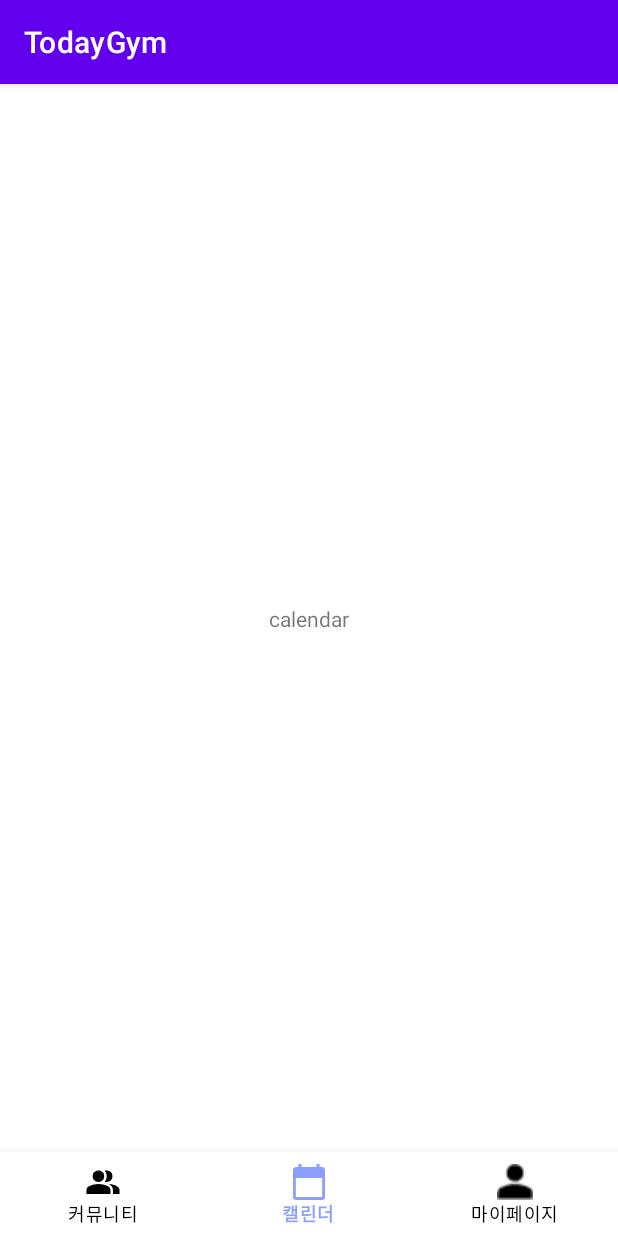
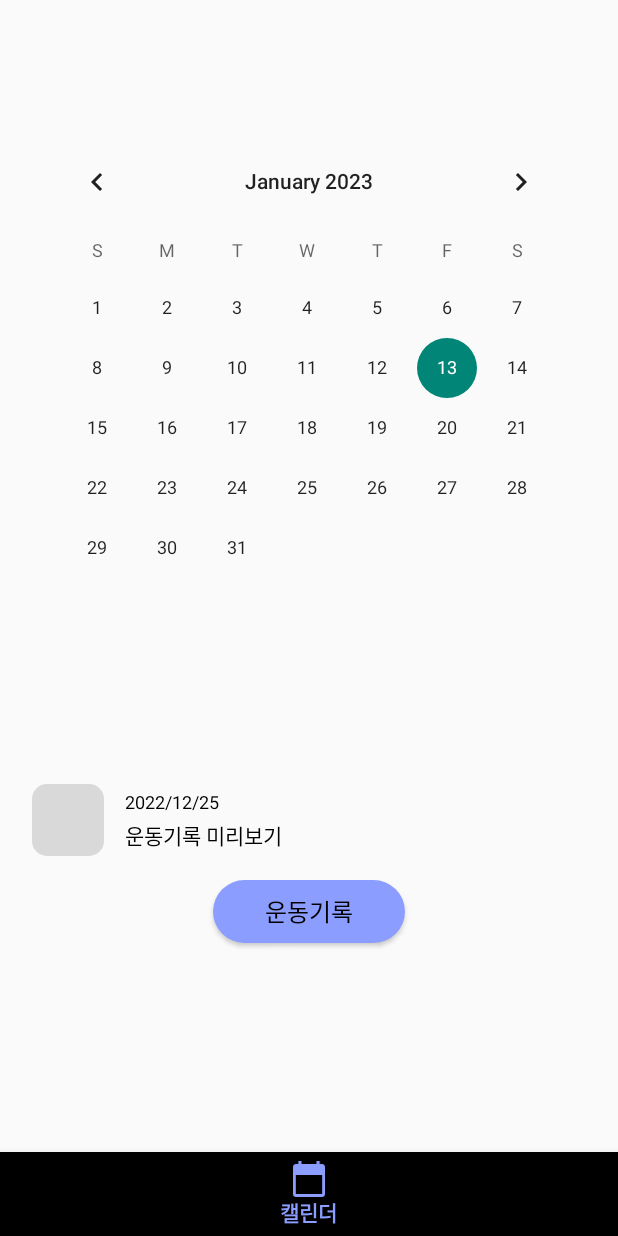
Before and after one commit to Today-s-Gym/front-end, an Android app: the CalendarFragment screen opened through its navigation route, on a phone screen of 412 x 824 dp. Run offline under Robolectric (Android 15) with nearby library versions, the phone set to English and light mode, and no system bars; our stand-ins replace navigation-ui.

Commit message:
feat - CalendarFragment layout 구성

```diff
--- /dev/null
+++ b/app/src/main/res/drawable/btn_style1.xml
@@ -0,0 +1,29 @@
+<?xml version="1.0" encoding="utf-8"?>
+<selector xmlns:android="http://schemas.android.com/apk/res/android">
+    <!-- 평상시 -->
+    <item android:state_pressed="false">
+        <shape>
+            <!--배경-->
+            <solid android:color="#8B9EFF" />
+            <!--테두리-->
+            <corners
+                android:bottomLeftRadius="30dp"
+                android:bottomRightRadius="30dp"
+                android:topLeftRadius="30dp"
+                android:topRightRadius="30dp" />
+        </shape>
+    </item>
+    <!--클릭했을 때-->
+    <item android:state_pressed="true">
+        <shape>
+            <!--배경-->
+            <solid android:color="#8B9EFF" />
+            <!--테두리-->
+            <corners
+                android:bottomLeftRadius="30dp"
+                android:bottomRightRadius="30dp"
+                android:topLeftRadius="30dp"
+                android:topRightRadius="30dp" />
+        </shape>
+    </item>
+</selector>
--- /dev/null
+++ b/app/src/main/res/drawable/image_style.xml
@@ -0,0 +1,6 @@
+<?xml version="1.0" encoding="utf-8"?>
+<shape xmlns:android="http://schemas.android.com/apk/res/android"
+    android:shape="rectangle">
+    <corners android:radius="10dp"/>
+    <solid android:color="#D9D9D9"/>
+</shape>
--- /dev/null
+++ b/app/src/main/res/layout/fragment_addrecord.xml
@@ -0,0 +1,14 @@
+<?xml version="1.0" encoding="utf-8"?>
+<FrameLayout xmlns:android="http://schemas.android.com/apk/res/android"
+    xmlns:tools="http://schemas.android.com/tools"
+    android:layout_width="match_parent"
+    android:layout_height="match_parent"
+    tools:context=".presentation.calendar.AddrecordFragment">
+
+    <!-- TODO: Update blank fragment layout -->
+    <TextView
+        android:layout_width="match_parent"
+        android:layout_height="match_parent"
+        android:text="@string/hello_blank_fragment" />
+
+</FrameLayout>
--- a/app/src/main/res/layout/fragment_calendar.xml
+++ b/app/src/main/res/layout/fragment_calendar.xml
@@ -4,13 +4,82 @@
     android:layout_width="match_parent"
     android:layout_height="match_parent"
     xmlns:app="http://schemas.android.com/apk/res-auto">
-    <TextView
-        android:id="@+id/tv_calendar_title"
-        android:layout_width="wrap_content"
-        android:layout_height="wrap_content"
-        app:layout_constraintTop_toTopOf="parent"
-        app:layout_constraintStart_toStartOf="parent"
-        app:layout_constraintEnd_toEndOf="parent"
-        app:layout_constraintBottom_toBottomOf="parent"
-        android:text="calendar"/>
+    <androidx.constraintlayout.widget.ConstraintLayout
+        android:layout_width="match_parent"
+        android:layout_height="match_parent"
+        android:paddingLeft="21dp"
+        android:paddingRight="21dp">
+        <CalendarView
+            android:id="@+id/calendarview"
+            android:layout_width="match_parent"
+            android:layout_height="416dp"
+            app:layout_constraintRight_toRightOf="parent"
+            app:layout_constraintLeft_toLeftOf="parent"
+            app:layout_constraintTop_toTopOf="parent"
+            android:layout_marginTop="87dp"
+            app:mcv_showOtherDates="all"
+            app:mcv_selectionColor="#5080FC"/>
+
+        <androidx.constraintlayout.widget.ConstraintLayout
+            android:id="@+id/layout_preview"
+            android:layout_width="match_parent"
+            android:layout_height="wrap_content"
+            app:layout_constraintTop_toBottomOf="@id/calendarview"
+            app:layout_constraintLeft_toLeftOf="parent"
+            app:layout_constraintRight_toRightOf="parent"
+            android:layout_marginTop="19dp">
+
+            <androidx.constraintlayout.utils.widget.ImageFilterView
+                android:id="@+id/iv_recordpicture"
+                android:layout_width="48dp"
+                android:layout_height="48dp"
+                android:background="@drawable/image_style"
+                app:layout_constraintTop_toTopOf="parent"
+                app:layout_constraintLeft_toLeftOf="parent"/>
+
+            <TextView
+                android:id="@+id/tv_recorddate"
+                android:layout_width="wrap_content"
+                android:layout_height="wrap_content"
+                android:text="2022/12/25"
+                android:textSize="12sp"
+                android:textColor="@color/black"
+                android:layout_marginLeft="14dp"
+                app:layout_constraintLeft_toRightOf="@id/iv_recordpicture"
+                app:layout_constraintTop_toTopOf="parent"
+                app:layout_constraintBottom_toTopOf="@id/tv_recordcontent"/>
+            <TextView
+                android:id="@+id/tv_recordcontent"
+                android:layout_width="wrap_content"
+                android:layout_height="wrap_content"
+                android:text="운동기록 미리보기"
+                android:textSize="14sp"
+                android:textColor="@color/black"
+                app:layout_constraintLeft_toLeftOf="@id/tv_recorddate"
+                app:layout_constraintTop_toBottomOf="@id/tv_recorddate"
+                app:layout_constraintBottom_toBottomOf="parent"/>
+            <ImageView
+                android:id="@+id/btn_showrecord"
+                android:layout_width="7.06dp"
+                android:layout_height="12dp"
+                app:layout_constraintTop_toTopOf="@id/iv_recordpicture"
+                app:layout_constraintBottom_toBottomOf="@id/iv_recordpicture"
+                app:layout_constraintRight_toRightOf="parent"
+                android:layout_marginRight="3.5dp"/>
+        </androidx.constraintlayout.widget.ConstraintLayout>
+        <Button
+            android:id="@+id/btn_addrecord"
+            android:layout_width="128dp"
+            android:layout_height="42dp"
+            android:text="운동기록"
+            android:textColor="@color/black"
+            android:textSize="16sp"
+            android:background="@drawable/btn_style1"
+            android:layout_marginTop="16dp"
+            app:layout_constraintTop_toBottomOf="@id/layout_preview"
+            app:layout_constraintLeft_toLeftOf="parent"
+            app:layout_constraintRight_toRightOf="parent"
+            />
+
+    </androidx.constraintlayout.widget.ConstraintLayout>
 </androidx.constraintlayout.widget.ConstraintLayout>
--- a/app/src/main/res/values/strings.xml
+++ b/app/src/main/res/values/strings.xml
@@ -3,4 +3,6 @@
     <string name="menu_community">커뮤니티</string>
     <string name="menu_calendar">캘린더</string>
     <string name="menu_mypage">마이페이지</string>
+    <!-- TODO: Remove or change this placeholder text -->
+    <string name="hello_blank_fragment">Hello blank fragment</string>
 </resources>
--- a/app/src/main/res/values/themes.xml
+++ b/app/src/main/res/values/themes.xml
@@ -1,6 +1,6 @@
 <resources xmlns:tools="http://schemas.android.com/tools">
     <!-- Base application theme. -->
-    <style name="Theme.TodayGym" parent="Theme.MaterialComponents.DayNight.DarkActionBar">
+    <style name="Theme.TodayGym" parent="Theme.AppCompat.Light.NoActionBar">
         <!-- Primary brand color. -->
         <item name="colorPrimary">@color/purple_500</item>
         <item name="colorPrimaryVariant">@color/purple_700</item>
```
